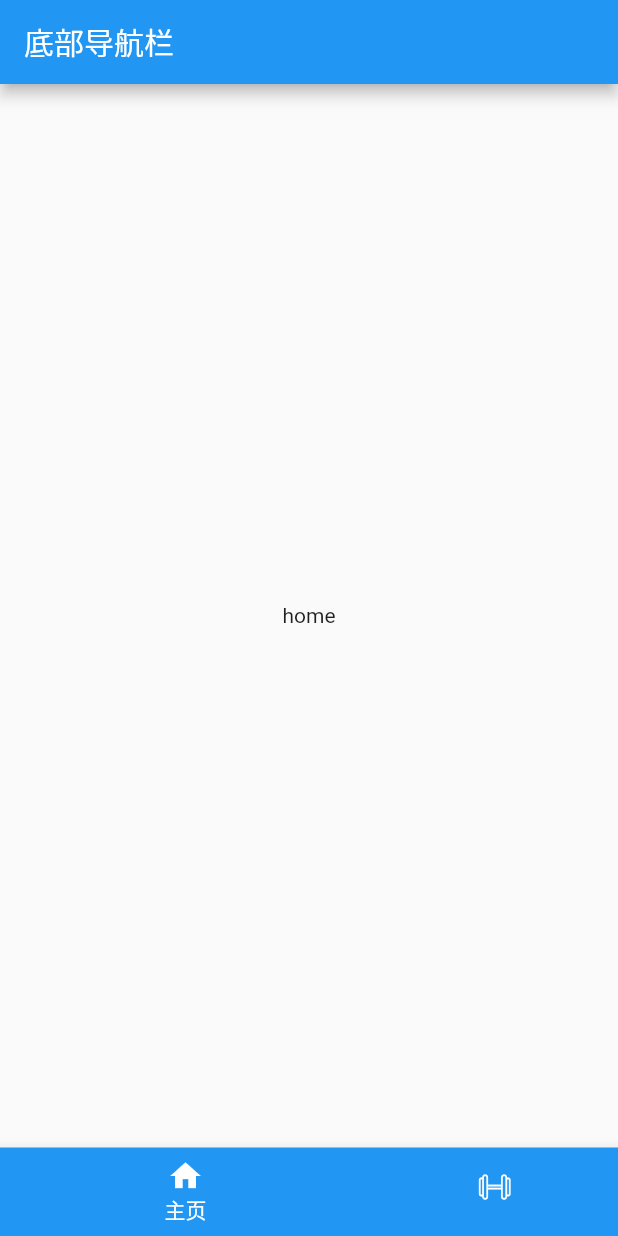
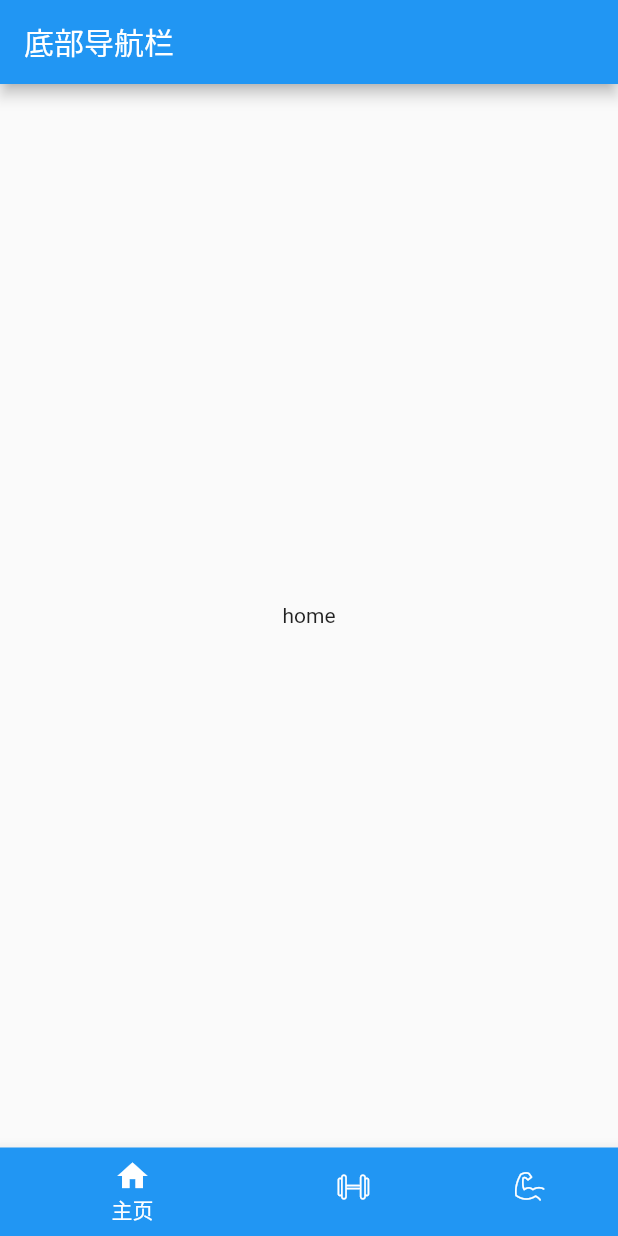
Before and after one commit to coco-w/fitness_management, a Flutter app: the screen it shows after launch, on a phone screen of 412 x 824 dp. Run offline on Flutter 3.47's test engine with Material 2 defaults, Android fonts, the phone set to English and light mode, and no system bars.

Commit message:
feat: 添加动作库

```diff
--- a/lib/index.dart
+++ b/lib/index.dart
@@ -1,6 +1,7 @@
 import 'dart:developer';
 
 import 'package:fitness_management/Icon.dart';
+import 'package:fitness_management/actionLibary/index.dart';
 import 'package:fitness_management/home.dart';
 import 'package:fitness_management/subject.dart';
 import 'package:flutter/material.dart';
@@ -26,9 +27,14 @@ class _IndexState extends State<IndexPage> {
       icon: Icon(CustomIcon.subject),
       label: '项目',
     ),
+    const BottomNavigationBarItem(
+      backgroundColor: Colors.blue,
+      icon: Icon(CustomIcon.action),
+      label: '动作库',
+    ),
   ];
   int currentIndex = 0;
-  final pages = [const HomePage(), const SubjectPage()];
+  final pages = [const HomePage(), const SubjectPage(), const ActionLibary()];
   @override
   void initState() {
     super.initState();
```
Also changed, not shown: lib/actionLibary/index.dart (added, +49 -0 lines).
